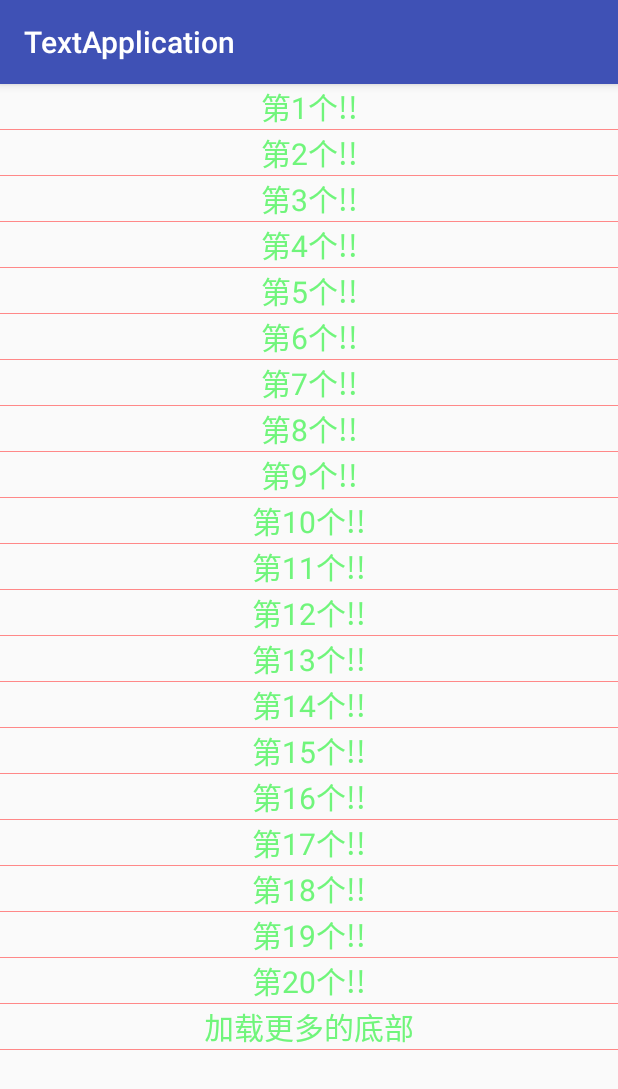
After one commit to yukunkun/TextDemo, an Android app: the ChatListActivity screen opened directly, with no data from a screen before it, on a phone screen of 412 x 824 dp. The commit adds this screen. Shown: the top 1089 px of the screen. Run offline under Robolectric (Android 15) with nearby library versions, the phone set to English and light mode, and no system bars; our stand-ins replace ButterKnife.

Commit message:
recyclerview下拉加载更多

```diff
--- a/app/src/main/AndroidManifest.xml
+++ b/app/src/main/AndroidManifest.xml
@@ -1,13 +1,13 @@
 <?xml version="1.0" encoding="utf-8"?>
 <manifest xmlns:android="http://schemas.android.com/apk/res/android"
-    package="com.yukun.textapplication">
+          package="com.yukun.textapplication">
 
-    <uses-permission android:name="android.permission.CAMERA" />
-    <uses-permission android:name="android.permission.WRITE_EXTERNAL_STORAGE" />
-    <uses-permission android:name="android.permission.INTERNET" />
-    <uses-permission android:name="android.permission.ACCESS_NETWORK_STATE" />
-    <uses-permission android:name="android.permission.READ_PHONE_STATE" />
-    <uses-permission android:name="android.permission.ACCESS_WIFI_STATE" />
+    <uses-permission android:name="android.permission.CAMERA"/>
+    <uses-permission android:name="android.permission.WRITE_EXTERNAL_STORAGE"/>
+    <uses-permission android:name="android.permission.INTERNET"/>
+    <uses-permission android:name="android.permission.ACCESS_NETWORK_STATE"/>
+    <uses-permission android:name="android.permission.READ_PHONE_STATE"/>
+    <uses-permission android:name="android.permission.ACCESS_WIFI_STATE"/>
 
     <application
         android:name=".MyApp"
@@ -18,38 +18,40 @@
         android:theme="@style/AppTheme">
         <activity android:name=".MainActivity">
             <intent-filter>
-                <action android:name="android.intent.action.MAIN" />
+                <action android:name="android.intent.action.MAIN"/>
 
-                <category android:name="android.intent.category.LAUNCHER" />
+                <category android:name="android.intent.category.LAUNCHER"/>
             </intent-filter>
         </activity>
-        <activity android:name=".TextureViewActivity" />
-        <activity android:name=".ObserableActivity" />
-        <activity android:name=".DragListViewActivity" />
-        <activity android:name=".ChatActivity" />
+        <activity android:name=".TextureViewActivity"/>
+        <activity android:name=".ObserableActivity"/>
+        <activity android:name=".DragListViewActivity"/>
+        <activity android:name=".chat.ChatActivity"/>
 
         <!-- 实时通信模块、推送（均需要加入以下声明） START -->
         <!-- 实时通信模块、推送都要使用 PushService -->
-        <service android:name="com.avos.avoscloud.PushService" />
+        <service android:name="com.avos.avoscloud.PushService"/>
 
         <receiver android:name="com.avos.avoscloud.AVBroadcastReceiver">
             <intent-filter>
-                <action android:name="android.intent.action.BOOT_COMPLETED" />
-                <action android:name="android.intent.action.USER_PRESENT" />
-                <action android:name="android.net.conn.CONNECTIVITY_CHANGE" />
+                <action android:name="android.intent.action.BOOT_COMPLETED"/>
+                <action android:name="android.intent.action.USER_PRESENT"/>
+                <action android:name="android.net.conn.CONNECTIVITY_CHANGE"/>
             </intent-filter>
         </receiver>
         <!-- 实时通信模块、推送 END -->
 
 
         <!-- 反馈组件（需要加入以下声明）START -->
-        <activity android:name="com.avos.avoscloud.feedback.ThreadActivity" />
-        <activity android:name=".CardActivity" />
-        <activity android:name=".livephonelogin.LivePhoneActivity" />
-        <activity android:name=".liveshow.LiveMainActivity" />
-        <activity android:name=".SvgActivity" />
-        <activity android:name=".TextViewActivity" />
-        <activity android:name=".MyViewActivity"></activity>
+        <activity android:name="com.avos.avoscloud.feedback.ThreadActivity"/>
+        <activity android:name=".CardActivity"/>
+        <activity android:name=".livephonelogin.LivePhoneActivity"/>
+        <activity android:name=".liveshow.LiveMainActivity"/>
+        <activity android:name=".SvgActivity"/>
+        <activity android:name=".TextViewActivity"/>
+        <activity android:name=".MyViewActivity"/>
+        <activity android:name=".chat.ChatListActivity">
+        </activity>
     </application>
 
 </manifest>
--- a/app/src/main/java/com/yukun/textapplication/MainActivity.java
+++ b/app/src/main/java/com/yukun/textapplication/MainActivity.java
@@ -6,6 +6,8 @@ import android.support.v7.app.AppCompatActivity;
 import android.view.View;
 import android.widget.Button;
 
+import com.yukun.textapplication.chat.ChatActivity;
+import com.yukun.textapplication.chat.ChatListActivity;
 import com.yukun.textapplication.livephonelogin.LivePhoneActivity;
 
 import butterknife.BindView;
@@ -65,4 +67,9 @@ public class MainActivity extends AppCompatActivity {
         Intent intent = new Intent(this, TextViewActivity.class);
         startActivity(intent);
     }
+
+    public void AddList(View view) {
+        Intent intent = new Intent(this, ChatListActivity.class);
+        startActivity(intent);
+    }
 }
--- a/app/src/main/java/com/yukun/textapplication/ChatActivity.java
+++ b/app/src/main/java/com/yukun/textapplication/chat/ChatActivity.java
@@ -1,4 +1,4 @@
-package com.yukun.textapplication;
+package com.yukun.textapplication.chat;
 
 import android.support.v7.app.AppCompatActivity;
 import android.os.Bundle;
@@ -8,9 +8,6 @@ import android.widget.EditText;
 import android.widget.TextView;
 import android.widget.Toast;
 
-import com.avos.avoscloud.AVException;
-import com.avos.avoscloud.AVObject;
-import com.avos.avoscloud.SaveCallback;
 import com.avos.avoscloud.im.v2.AVIMClient;
 import com.avos.avoscloud.im.v2.AVIMConversation;
 import com.avos.avoscloud.im.v2.AVIMConversationQuery;
@@ -22,6 +19,7 @@ import com.avos.avoscloud.im.v2.callback.AVIMConversationCreatedCallback;
 import com.avos.avoscloud.im.v2.callback.AVIMConversationMemberCountCallback;
 import com.avos.avoscloud.im.v2.callback.AVIMConversationQueryCallback;
 import com.avos.avoscloud.im.v2.messages.AVIMTextMessage;
+import com.yukun.textapplication.R;
 import com.yukun.textapplication.bean.OnEventMessage;
 
 import org.greenrobot.eventbus.EventBus;
--- /dev/null
+++ b/app/src/main/java/com/yukun/textapplication/chat/ChatListActivity.java
@@ -0,0 +1,70 @@
+package com.yukun.textapplication.chat;
+
+import android.os.Bundle;
+import android.support.v4.widget.SwipeRefreshLayout;
+import android.support.v7.app.AppCompatActivity;
+import android.support.v7.widget.LinearLayoutManager;
+import android.support.v7.widget.RecyclerView;
+import android.util.Log;
+
+import com.yukun.textapplication.R;
+import com.yukun.textapplication.adapter.RecyclerViewAdapter;
+
+import java.util.ArrayList;
+import java.util.List;
+
+import butterknife.BindView;
+import butterknife.ButterKnife;
+
+public class ChatListActivity extends AppCompatActivity {
+
+    @BindView(R.id.rv_chat)
+    RecyclerView mRvChat;
+    @BindView(R.id.sr_refresh)
+    SwipeRefreshLayout mSrRefresh;
+    private List<String> mList=new ArrayList<>();
+    private RecyclerItemAdapter mAdapter;
+
+    @Override
+    protected void onCreate(Bundle savedInstanceState) {
+        super.onCreate(savedInstanceState);
+        setContentView(R.layout.activity_chat_list);
+        ButterKnife.bind(this);
+        init();
+        getaddInfo();
+        setListener();
+    }
+    private void init() {
+        mSrRefresh.setRefreshing(true);
+        LinearLayoutManager mLayoutManager=new LinearLayoutManager(this);
+        mRvChat.setLayoutManager(mLayoutManager);
+        mAdapter = new RecyclerItemAdapter(mList,getApplicationContext());
+        mRvChat.setAdapter(mAdapter);
+    }
+
+    private void setListener() {
+
+        mSrRefresh.setOnRefreshListener(new SwipeRefreshLayout.OnRefreshListener() {
+            @Override
+            public void onRefresh() {
+                getaddInfo();
+            }
+        });
+    }
+
+    private void getaddInfo() {
+        //新的数据
+        List<String> mListNew=new ArrayList<>();
+        for (int j = 1; j <=20;j++) {
+            mListNew.add("第"+j+"个!!");
+        }
+        mListNew.add("加载更多的底部");
+        //从头插入数据,原来的保留
+        mList.addAll(0,mListNew);
+
+        mSrRefresh.setRefreshing(false);
+        mAdapter.addMesasge(mList);
+        mAdapter.notifyDataSetChanged();
+        mRvChat.smoothScrollToPosition(mListNew.size()-1);
+    }
+}
--- /dev/null
+++ b/app/src/main/java/com/yukun/textapplication/chat/RecyclerItemAdapter.java
@@ -0,0 +1,51 @@
+package com.yukun.textapplication.chat;
+
+import android.content.Context;
+import android.support.v7.widget.RecyclerView;
+import android.util.Log;
+import android.view.LayoutInflater;
+import android.view.View;
+import android.view.ViewGroup;
+import android.widget.TextView;
+
+import com.yukun.textapplication.R;
+
+import java.util.ArrayList;
+import java.util.List;
+
+/**
+ * Created by yukun on 17-4-14.
+ */
+public class RecyclerItemAdapter extends RecyclerView.Adapter<RecyclerView.ViewHolder>{
+    List<String> mList;
+    Context context;
+
+    public RecyclerItemAdapter(List<String> list, Context context) {
+        mList = list;
+        this.context = context;
+    }
+    public void addMesasge(List<String> mList){
+        this.mList=mList;
+    }
+    @Override
+    public RecyclerView.ViewHolder onCreateViewHolder(ViewGroup parent, int viewType) {
+        return new MyHolder(LayoutInflater.from(context).inflate(R.layout.recycler_item,null));
+    }
+
+    @Override
+    public void onBindViewHolder(RecyclerView.ViewHolder holder, int position) {
+        ((MyHolder)holder).mTextView.setText(mList.get(position));
+    }
+
+    @Override
+    public int getItemCount() {
+        return mList.size();
+    }
+    class MyHolder extends RecyclerView.ViewHolder {
+        TextView mTextView;
+        public MyHolder(View itemView) {
+            super(itemView);
+            mTextView = (TextView) itemView.findViewById(R.id.tv_content);
+        }
+    }
+}
--- a/app/src/main/res/layout/activity_chat.xml
+++ b/app/src/main/res/layout/activity_chat.xml
@@ -4,7 +4,7 @@
     android:layout_width="match_parent"
     android:layout_height="match_parent"
     android:orientation="vertical"
-    tools:context="com.yukun.textapplication.ChatActivity">
+    tools:context=".chat.ChatActivity">
     <LinearLayout
         android:orientation="horizontal"
         android:layout_width="match_parent"
--- /dev/null
+++ b/app/src/main/res/layout/activity_chat_list.xml
@@ -0,0 +1,17 @@
+<?xml version="1.0" encoding="utf-8"?>
+<RelativeLayout
+    xmlns:android="http://schemas.android.com/apk/res/android"
+    xmlns:tools="http://schemas.android.com/tools"
+    android:layout_width="match_parent"
+    android:layout_height="match_parent"
+    tools:context="com.yukun.textapplication.chat.ChatListActivity">
+    <android.support.v4.widget.SwipeRefreshLayout
+        android:id="@+id/sr_refresh"
+        android:layout_width="match_parent"
+        android:layout_height="wrap_content">
+        <android.support.v7.widget.RecyclerView
+            android:id="@+id/rv_chat"
+            android:layout_width="match_parent"
+            android:layout_height="match_parent"/>
+    </android.support.v4.widget.SwipeRefreshLayout>
+</RelativeLayout>
--- a/app/src/main/res/layout/activity_main.xml
+++ b/app/src/main/res/layout/activity_main.xml
@@ -5,7 +5,13 @@
     android:layout_height="match_parent"
     android:orientation="vertical"
     tools:context="com.yukun.textapplication.MainActivity">
-
+<ScrollView
+    android:layout_width="match_parent"
+    android:layout_height="wrap_content">
+    <LinearLayout
+        android:orientation="vertical"
+        android:layout_width="match_parent"
+        android:layout_height="wrap_content">
         <Button
             android:id="@+id/textureView"
             android:onClick="TextureView"
@@ -44,5 +50,12 @@
             android:onClick="RoateView"
             android:layout_width="match_parent"
             android:layout_height="wrap_content" />
+        <Button
+            android:text="AddList"
+            android:onClick="AddList"
+            android:layout_width="match_parent"
+            android:layout_height="wrap_content" />
+    </LinearLayout>
+</ScrollView>
 
 </LinearLayout>
--- /dev/null
+++ b/app/src/main/res/layout/recycler_item.xml
@@ -0,0 +1,19 @@
+<?xml version="1.0" encoding="utf-8"?>
+<LinearLayout xmlns:android="http://schemas.android.com/apk/res/android"
+              android:orientation="vertical"
+              android:layout_width="match_parent"
+              android:layout_height="match_parent">
+    <TextView
+        android:text=""
+        android:textSize="20dp"
+        android:textColor="#70f57b"
+        android:gravity="center"
+        android:id="@+id/tv_content"
+        android:layout_width="match_parent"
+        android:layout_height="30dp"/>
+    <View
+        android:background="#ff8888"
+        android:layout_width="match_parent"
+        android:layout_height="0.5dp"/>
+
+</LinearLayout>
```
Also changed, not shown: 2 other files. Lines whose indentation alone changed are shown as unchanged.
